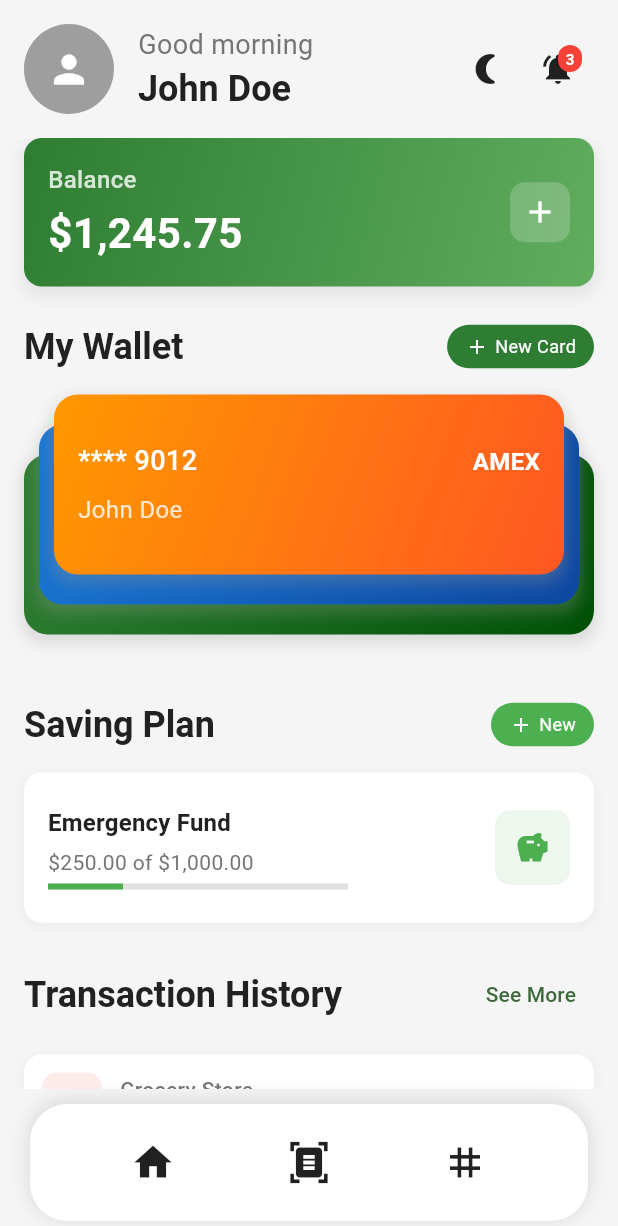
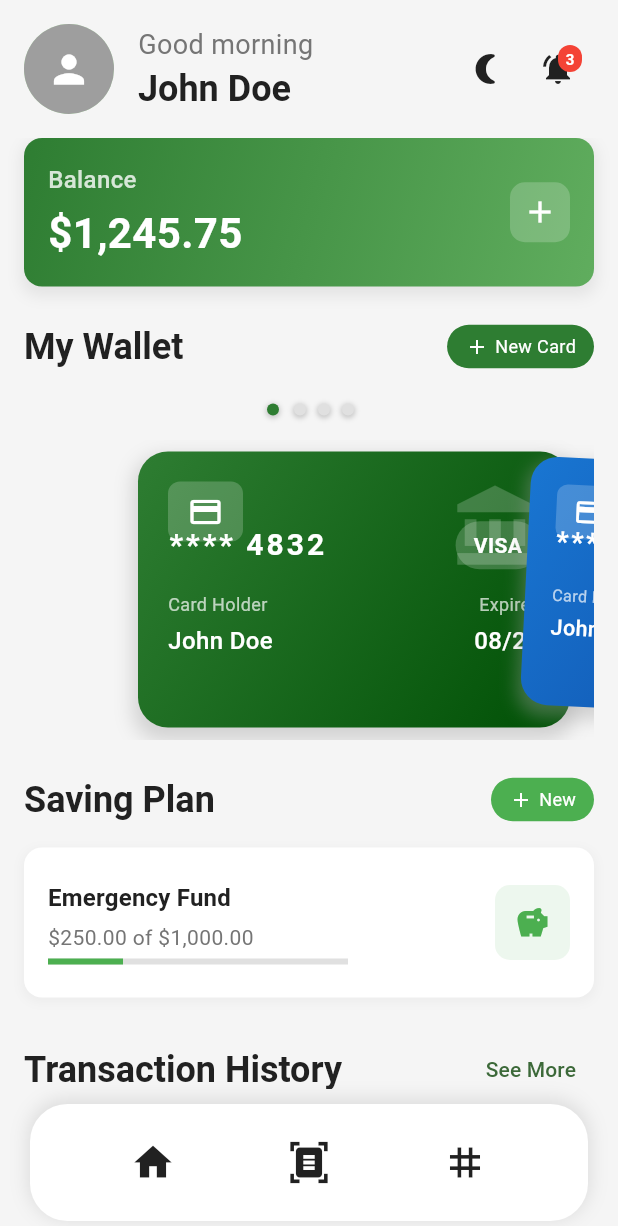
Before and after one commit to julesntare/tm_test, a Flutter app: the screen it shows after launch, on a phone screen of 412 x 824 dp. Shown: the top 1226 px of the screen. Run offline on Flutter 3.47's test engine with Material 3 defaults, Android fonts, the light colour scheme and no system bars.

Commit message:
improved wallet cards transitions

```diff
--- a/mobile_pages/lib/components/wallet_cards.dart
+++ b/mobile_pages/lib/components/wallet_cards.dart
@@ -1,39 +1,197 @@
 import 'package:flutter/material.dart';
 import '../theme/colors.dart';
 
-class WalletCards extends StatelessWidget {
+class WalletCards extends StatefulWidget {
   const WalletCards({super.key});
 
   @override
+  State<WalletCards> createState() => _WalletCardsState();
+}
+
+class _WalletCardsState extends State<WalletCards>
+    with TickerProviderStateMixin {
+  late PageController _pageController;
+  int _currentPage = 0;
+  late AnimationController _animationController;
+
+  // Sample card data
+  final List<CardData> _cards = [
+    CardData(
+      number: '**** 4832',
+      holder: 'John Doe',
+      bank: 'VISA',
+      expiry: '08/26',
+      colorStart: WalletColors.primary,
+      colorEnd: WalletColors.primaryDark,
+    ),
+    CardData(
+      number: '**** 5678',
+      holder: 'John Doe',
+      bank: 'MASTERCARD',
+      expiry: '12/25',
+      colorStart: WalletColors.secondary,
+      colorEnd: Color(0xFF0D47A1),
+    ),
+    CardData(
+      number: '**** 9012',
+      holder: 'John Doe',
+      bank: 'AMEX',
+      expiry: '05/27',
+      colorStart: WalletColors.accent,
+      colorEnd: Color(0xFFFF5722),
+    ),
+    CardData(
+      number: '**** 3456',
+      holder: 'John Doe',
+      bank: 'DISCOVER',
+      expiry: '10/24',
+      colorStart: Color(0xFF6A1B9A),
+      colorEnd: Color(0xFF4A148C),
+    ),
+  ];
+
+  @override
+  void initState() {
+    super.initState();
+    _pageController = PageController(initialPage: 0, viewportFraction: 0.8);
+    _animationController = AnimationController(
+      duration: Duration(milliseconds: 400),
+      vsync: this,
+    );
+  }
+
+  @override
+  void dispose() {
+    _pageController.dispose();
+    _animationController.dispose();
+    super.dispose();
+  }
+
+  @override
   Widget build(BuildContext context) {
-    return SizedBox(
-      height: 180,
-      child: Stack(
+    return Column(
       children: [
-          Positioned(
-            top: 40,
-            left: 0,
-            right: 0,
+        // Indicator dots
+        SizedBox(
+          height: 20,
+          child: Row(
+            mainAxisAlignment: MainAxisAlignment.center,
+            children: _buildIndicatorDots(),
+          ),
+        ),
+        SizedBox(height: 10),
+        // Card carousel with overlapping effect
+        SizedBox(
+          height: 200,
+          child: PageView.builder(
+            controller: _pageController,
+            onPageChanged: (index) {
+              setState(() {
+                _currentPage = index;
+              });
+              _animationController.forward().then((_) {
+                _animationController.reverse();
+              });
+            },
+            itemCount: _cards.length,
+            itemBuilder: (context, index) {
+              // Calculate the position relative to the current page for the wrapping effect
+              double currentPageValue = _pageController.hasClients
+                  ? _pageController.page ?? 0
+                  : 0;
+              double position = (index - currentPageValue).abs();
+
+              // Calculate how much to offset based on position
+              double normalizedPosition =
+                  (position - position.truncateToDouble()).abs();
+              double scale = 1.0 - (position * 0.1);
+              double offset = (position <= 1.0)
+                  ? (1 - normalizedPosition) * 30
+                  : 30;
+
+              // For cards that go behind, we'll add a rotation effect
+              double rotation = (index - currentPageValue) * 0.05;
+
+              return _buildCard(index, offset, scale, rotation);
+            },
+          ),
+        ),
+      ],
+    );
+  }
+
+  List<Widget> _buildIndicatorDots() {
+    return List.generate(
+      _cards.length,
+      (index) => Container(
+        margin: EdgeInsets.symmetric(horizontal: 4),
+        width: _currentPage == index ? 12 : 8,
+        height: 8,
+        decoration: BoxDecoration(
+          color: _currentPage == index
+              ? Theme.of(context).primaryColor
+              : Colors.grey[300],
+          shape: BoxShape.circle,
+          boxShadow: [
+            BoxShadow(
+              color: Colors.grey.withValues(alpha: 0.5),
+              spreadRadius: 1,
+              blurRadius: 2,
+              offset: Offset(0, 1),
+            ),
+          ],
+        ),
+      ),
+    );
+  }
+
+  Widget _buildCard(int index, double offset, double scale, double rotation) {
+    final card = _cards[index];
+
+    return AnimatedBuilder(
+      animation: _animationController,
+      builder: (context, child) {
+        return Transform(
+          transform: Matrix4.identity()
+            ..translate(offset * (index > _currentPage ? -1 : 1), 0.0)
+            ..scale(scale)
+            ..rotateZ(rotation),
+          alignment: Alignment.center,
           child: Container(
-              height: 120,
+            margin: EdgeInsets.symmetric(horizontal: 8, vertical: 8),
             decoration: BoxDecoration(
-                gradient: const LinearGradient(
-                  colors: [WalletColors.primary, WalletColors.primaryDark],
+              gradient: LinearGradient(
+                colors: [card.colorStart, card.colorEnd],
                 begin: Alignment.topLeft,
                 end: Alignment.bottomRight,
               ),
-                borderRadius: BorderRadius.circular(16),
+              borderRadius: BorderRadius.circular(20),
               boxShadow: [
                 BoxShadow(
-                    color: Colors.grey.withValues(alpha: 0.3),
-                    spreadRadius: 2,
-                    blurRadius: 8,
-                    offset: const Offset(0, 4),
+                  color: Colors.grey.withValues(alpha: 0.4),
+                  spreadRadius: 3,
+                  blurRadius: 10,
+                  offset: Offset(0, 6),
                 ),
               ],
             ),
-              child: Padding(
-                padding: const EdgeInsets.all(16.0),
+            child: Stack(
+              children: [
+                // Card design elements
+                Positioned(
+                  top: 20,
+                  right: 20,
+                  child: Opacity(
+                    opacity: 0.2,
+                    child: Icon(
+                      Icons.account_balance,
+                      size: 60,
+                      color: Colors.white,
+                    ),
+                  ),
+                ),
+                Padding(
+                  padding: EdgeInsets.all(20),
                   child: Column(
                     crossAxisAlignment: CrossAxisAlignment.start,
                     mainAxisAlignment: MainAxisAlignment.center,
@@ -42,162 +200,122 @@ class WalletCards extends StatelessWidget {
                         mainAxisAlignment: MainAxisAlignment.spaceBetween,
                         children: [
                           Text(
-                          '**** 4832',
+                            card.number,
                             style: TextStyle(
                               color: Colors.white,
-                            fontSize: 18,
-                            fontWeight: FontWeight.w500,
+                              fontSize: 20,
+                              fontWeight: FontWeight.w600,
+                              letterSpacing: 2,
                             ),
                           ),
-                        Text(
-                          'VISA',
+                          Container(
+                            padding: EdgeInsets.symmetric(
+                              horizontal: 12,
+                              vertical: 6,
+                            ),
+                            decoration: BoxDecoration(
+                              color: Colors.white.withValues(alpha: 0.2),
+                              borderRadius: BorderRadius.circular(20),
+                            ),
+                            child: Text(
+                              card.bank,
                               style: TextStyle(
                                 color: Colors.white,
-                            fontSize: 16,
+                                fontSize: 14,
                                 fontWeight: FontWeight.bold,
+                              ),
                             ),
                           ),
                         ],
                       ),
-                    const SizedBox(height: 8),
+                      SizedBox(height: 15),
+                      Row(
+                        mainAxisAlignment: MainAxisAlignment.spaceBetween,
+                        children: [
+                          Column(
+                            crossAxisAlignment: CrossAxisAlignment.start,
+                            children: [
                               Text(
-                      'John Doe',
+                                'Card Holder',
                                 style: TextStyle(
-                        color: Colors.white.withValues(alpha: 0.8),
+                                  color: Colors.white.withValues(alpha: 0.7),
+                                  fontSize: 12,
+                                ),
+                              ),
+                              SizedBox(height: 4),
+                              Text(
+                                card.holder,
+                                style: TextStyle(
+                                  color: Colors.white,
                                   fontSize: 16,
+                                  fontWeight: FontWeight.w500,
+                                ),
+                              ),
+                            ],
+                          ),
+                          Column(
+                            crossAxisAlignment: CrossAxisAlignment.end,
+                            children: [
+                              Text(
+                                'Expires',
+                                style: TextStyle(
+                                  color: Colors.white.withValues(alpha: 0.7),
+                                  fontSize: 12,
+                                ),
+                              ),
+                              SizedBox(height: 4),
+                              Text(
+                                card.expiry,
+                                style: TextStyle(
+                                  color: Colors.white,
+                                  fontSize: 16,
+                                  fontWeight: FontWeight.w500,
+                                ),
+                              ),
+                            ],
+                          ),
+                        ],
+                      ),
+                    ],
+                  ),
+                ),
+                // Chip design
+                Positioned(
+                  top: 20,
+                  left: 20,
+                  child: Container(
+                    width: 50,
+                    height: 40,
+                    decoration: BoxDecoration(
+                      color: Colors.white.withValues(alpha: 0.2),
+                      borderRadius: BorderRadius.circular(8),
+                    ),
+                    child: Icon(Icons.payment, color: Colors.white, size: 24),
                   ),
                 ),
               ],
             ),
           ),
-            ),
-          ),
-          Positioned(
-            top: 20,
-            left: 10,
-            right: 10,
-            child: Container(
-              height: 120,
-              decoration: BoxDecoration(
-                gradient: const LinearGradient(
-                  colors: [WalletColors.secondary, Color(0xFF0D47A1)],
-                  begin: Alignment.topLeft,
-                  end: Alignment.bottomRight,
-                ),
-                borderRadius: BorderRadius.circular(16),
-                boxShadow: [
-                  BoxShadow(
-                    color: Colors.grey.withValues(alpha: 0.3),
-                    spreadRadius: 2,
-                    blurRadius: 8,
-                    offset: const Offset(0, 4),
-                  ),
-                ],
-              ),
-              child: Padding(
-                padding: const EdgeInsets.all(16.0),
-                child: Column(
-                  crossAxisAlignment: CrossAxisAlignment.start,
-                  mainAxisAlignment: MainAxisAlignment.center,
-                  children: [
-                    Row(
-                      mainAxisAlignment: MainAxisAlignment.spaceBetween,
-                      children: [
-                        Text(
-                          '**** 5678',
-                          style: TextStyle(
-                            color: Colors.white,
-                            fontSize: 18,
-                            fontWeight: FontWeight.w500,
-                          ),
-                        ),
-                        Text(
-                          'MASTERCARD',
-                          style: TextStyle(
-                            color: Colors.white,
-                            fontSize: 16,
-                            fontWeight: FontWeight.bold,
-                          ),
-                        ),
-                      ],
-                    ),
-                    const SizedBox(height: 8),
-                    Text(
-                      'John Doe',
-                      style: TextStyle(
-                        color: Colors.white.withValues(alpha: 0.8),
-                        fontSize: 16,
-                      ),
-                    ),
-                  ],
-                ),
-              ),
-            ),
-          ),
-          Positioned(
-            top: 0,
-            left: 20,
-            right: 20,
-            child: Container(
-              height: 120,
-              decoration: BoxDecoration(
-                gradient: const LinearGradient(
-                  colors: [WalletColors.accent, Color(0xFFFF5722)],
-                  begin: Alignment.topLeft,
-                  end: Alignment.bottomRight,
-                ),
-                borderRadius: BorderRadius.circular(16),
-                boxShadow: [
-                  BoxShadow(
-                    color: Colors.grey.withValues(alpha: 0.3),
-                    spreadRadius: 2,
-                    blurRadius: 8,
-                    offset: const Offset(0, 4),
-                  ),
-                ],
-              ),
-              child: Padding(
-                padding: const EdgeInsets.all(16.0),
-                child: Column(
-                  crossAxisAlignment: CrossAxisAlignment.start,
-                  mainAxisAlignment: MainAxisAlignment.center,
-                  children: [
-                    Row(
-                      mainAxisAlignment: MainAxisAlignment.spaceBetween,
-                      children: [
-                        Text(
-                          '**** 9012',
-                          style: TextStyle(
-                            color: Colors.white,
-                            fontSize: 18,
-                            fontWeight: FontWeight.w500,
-                          ),
-                        ),
-                        Text(
-                          'AMEX',
-                          style: TextStyle(
-                            color: Colors.white,
-                            fontSize: 16,
-                            fontWeight: FontWeight.bold,
-                          ),
-                        ),
-                      ],
-                    ),
-                    const SizedBox(height: 8),
-                    Text(
-                      'John Doe',
-                      style: TextStyle(
-                        color: Colors.white.withValues(alpha: 0.8),
-                        fontSize: 16,
-                      ),
-                    ),
-                  ],
-                ),
-              ),
-            ),
-          ),
-        ],
-      ),
+        );
+      },
     );
   }
 }
+
+class CardData {
+  final String number;
+  final String holder;
+  final String bank;
+  final String expiry;
+  final Color colorStart;
+  final Color colorEnd;
+
+  CardData({
+    required this.number,
+    required this.holder,
+    required this.bank,
+    required this.expiry,
+    required this.colorStart,
+    required this.colorEnd,
+  });
+}
```
Lines whose indentation alone changed are shown as unchanged.
